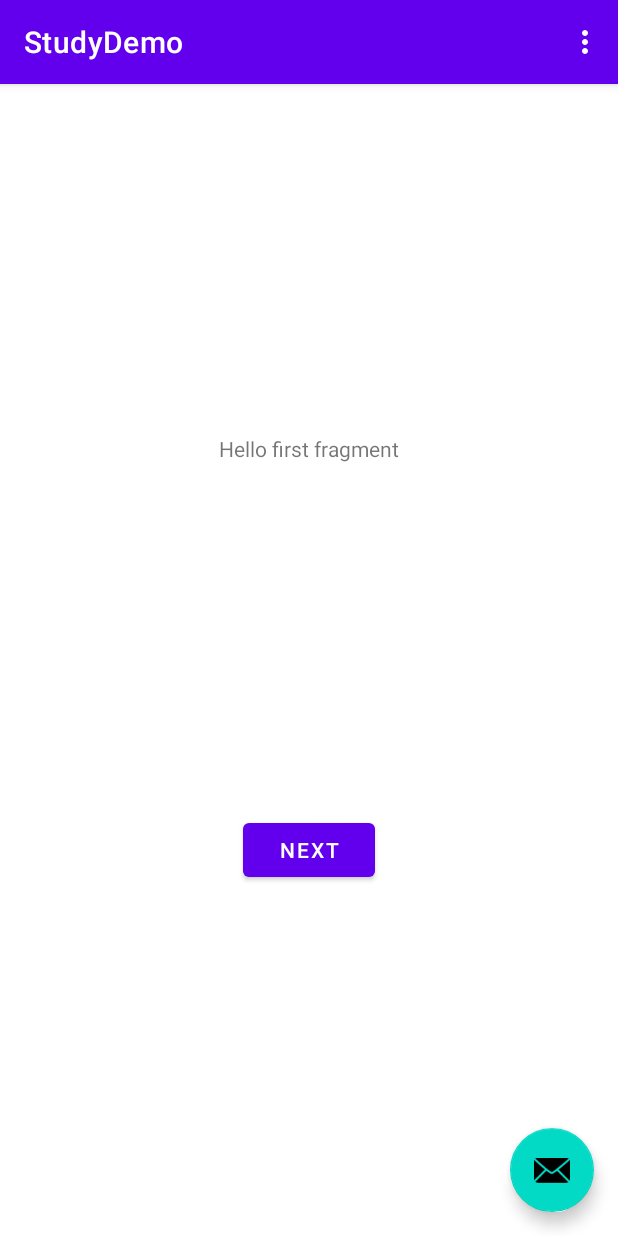
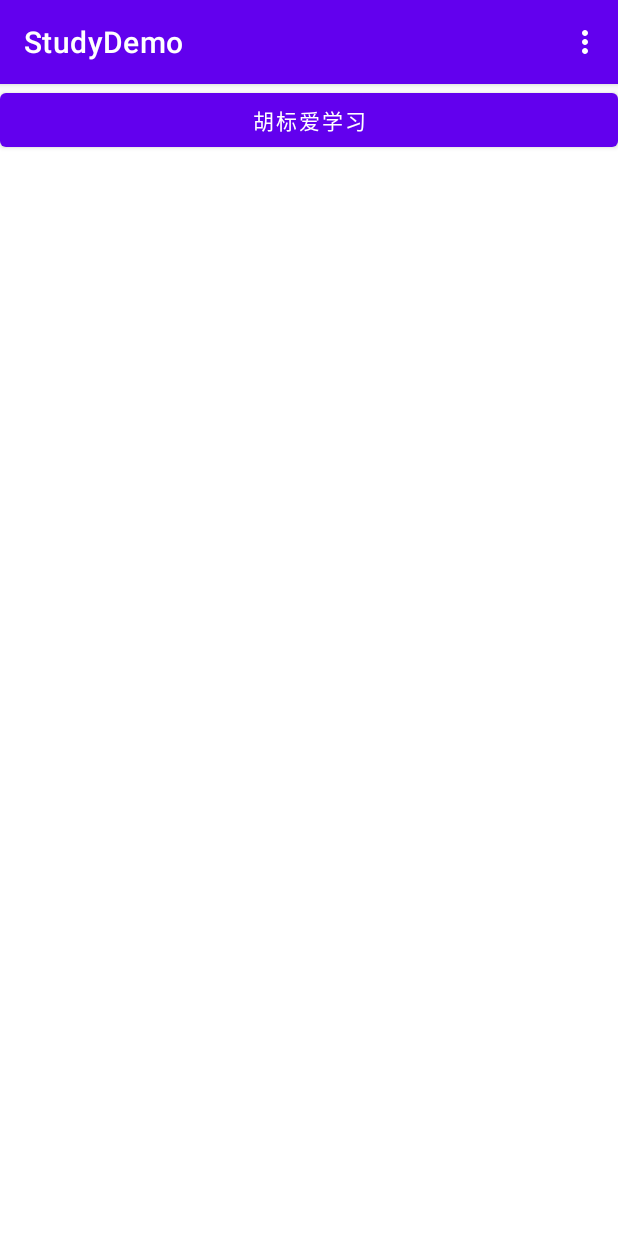
Before and after one commit to waganai/AndroidStudy, an Android app: the screen it shows after launch (MainActivity), on a phone screen of 412 x 824 dp. Run offline under Robolectric (Android 15) with nearby library versions, the phone set to English and light mode, and no system bars.

Commit message:
[UI][首页]修改布局

```diff
--- a/app/build.gradle
+++ b/app/build.gradle
@@ -12,7 +12,7 @@ android {
         minSdkVersion 19
         targetSdkVersion 30
         versionCode 1
-        versionName "1.0"
+        versionName "1.0.0"
 
         testInstrumentationRunner "androidx.test.runner.AndroidJUnitRunner"
     }
--- a/app/src/main/java/com/hubiao/study/MainActivity.kt
+++ b/app/src/main/java/com/hubiao/study/MainActivity.kt
@@ -1,8 +1,6 @@
 package com.hubiao.study
 
 import android.os.Bundle
-import com.google.android.material.floatingactionbutton.FloatingActionButton
-import com.google.android.material.snackbar.Snackbar
 import androidx.appcompat.app.AppCompatActivity
 import android.view.Menu
 import android.view.MenuItem
@@ -13,11 +11,6 @@ class MainActivity : AppCompatActivity() {
         super.onCreate(savedInstanceState)
         setContentView(R.layout.activity_main)
         setSupportActionBar(findViewById(R.id.toolbar))
-
-        findViewById<FloatingActionButton>(R.id.fab).setOnClickListener { view ->
-            Snackbar.make(view, "Replace with your own action", Snackbar.LENGTH_LONG)
-                    .setAction("Action", null).show()
-        }
     }
 
     override fun onCreateOptionsMenu(menu: Menu): Boolean {
--- a/app/src/main/res/layout/activity_main.xml
+++ b/app/src/main/res/layout/activity_main.xml
@@ -1,5 +1,5 @@
 <?xml version="1.0" encoding="utf-8"?>
-<androidx.coordinatorlayout.widget.CoordinatorLayout xmlns:android="http://schemas.android.com/apk/res/android"
+<androidx.constraintlayout.widget.ConstraintLayout xmlns:android="http://schemas.android.com/apk/res/android"
     xmlns:app="http://schemas.android.com/apk/res-auto"
     xmlns:tools="http://schemas.android.com/tools"
     android:layout_width="match_parent"
@@ -7,9 +7,14 @@
     tools:context=".MainActivity">
 
     <com.google.android.material.appbar.AppBarLayout
+        android:id="@+id/toolbar_layout"
         android:layout_width="match_parent"
         android:layout_height="wrap_content"
-        android:theme="@style/Theme.StudyDemo.AppBarOverlay">
+        android:theme="@style/Theme.StudyDemo.AppBarOverlay"
+        app:layout_constraintBottom_toTopOf="@id/content_main"
+        app:layout_constraintEnd_toEndOf="parent"
+        app:layout_constraintStart_toStartOf="parent"
+        app:layout_constraintTop_toTopOf="parent">
 
         <androidx.appcompat.widget.Toolbar
             android:id="@+id/toolbar"
@@ -20,14 +25,13 @@
 
     </com.google.android.material.appbar.AppBarLayout>
 
-    <include layout="@layout/content_main" />
+    <include
+        android:id="@+id/content_main"
+        layout="@layout/content_main"
+        android:layout_width="0dp"
+        android:layout_height="wrap_content"
+        app:layout_constraintEnd_toEndOf="parent"
+        app:layout_constraintStart_toStartOf="parent"
+        app:layout_constraintTop_toBottomOf="@id/toolbar_layout" />
 
-    <com.google.android.material.floatingactionbutton.FloatingActionButton
-        android:id="@+id/fab"
-        android:layout_width="wrap_content"
-        android:layout_height="wrap_content"
-        android:layout_gravity="bottom|end"
-        android:layout_margin="@dimen/fab_margin"
-        app:srcCompat="@android:drawable/ic_dialog_email" />
-
-</androidx.coordinatorlayout.widget.CoordinatorLayout>
+</androidx.constraintlayout.widget.ConstraintLayout>
--- a/app/src/main/res/layout/content_main.xml
+++ b/app/src/main/res/layout/content_main.xml
@@ -5,15 +5,13 @@
     android:layout_height="match_parent"
     app:layout_behavior="@string/appbar_scrolling_view_behavior">
 
-    <fragment
-        android:id="@+id/nav_host_fragment"
-        android:name="androidx.navigation.fragment.NavHostFragment"
+    <Button
         android:layout_width="0dp"
-        android:layout_height="0dp"
-        app:defaultNavHost="true"
-        app:layout_constraintBottom_toBottomOf="parent"
-        app:layout_constraintLeft_toLeftOf="parent"
-        app:layout_constraintRight_toRightOf="parent"
-        app:layout_constraintTop_toTopOf="parent"
-        app:navGraph="@navigation/nav_graph" />
+        android:layout_height="wrap_content"
+        android:text="胡标爱学习"
+        android:textAllCaps="false"
+        app:layout_constraintEnd_toEndOf="parent"
+        app:layout_constraintStart_toStartOf="parent"
+        app:layout_constraintTop_toTopOf="parent" />
+
 </androidx.constraintlayout.widget.ConstraintLayout>
```
